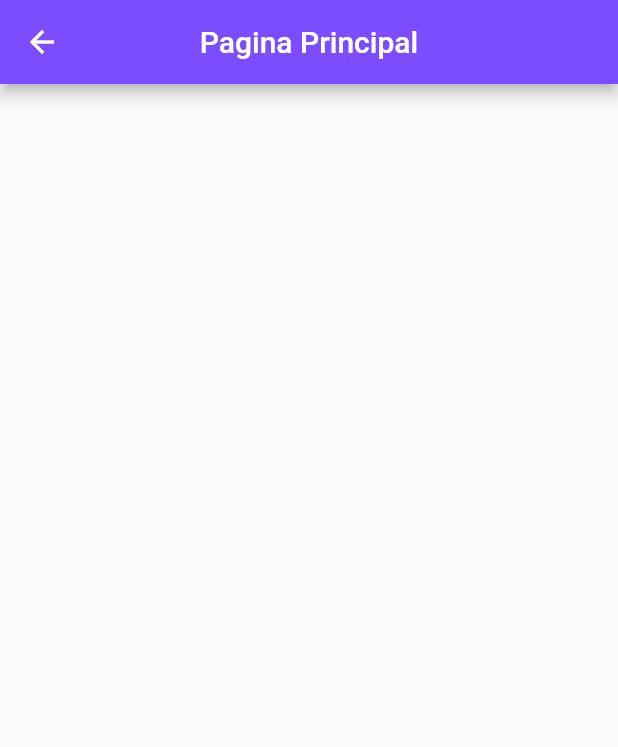
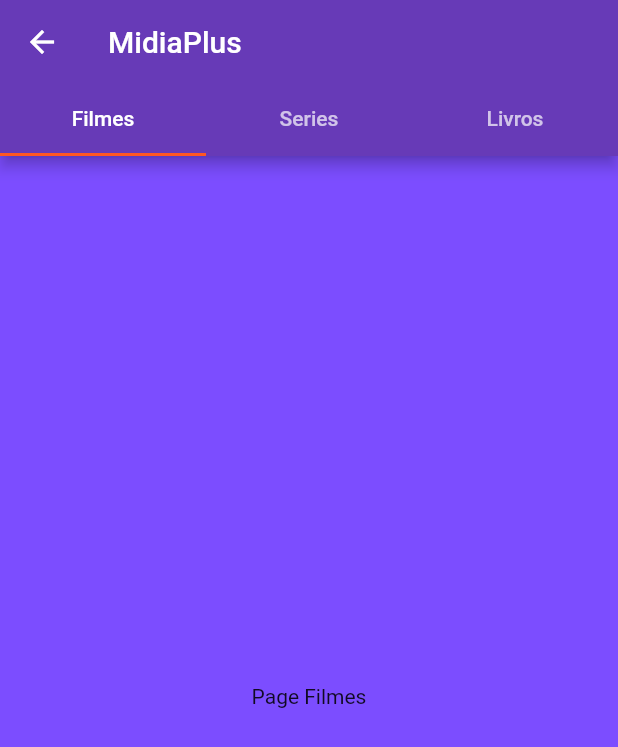
Before and after one commit to RodrigoQF/Midia-, a Flutter app: the PaginaPrincipal screen opened directly, on a phone screen of 412 x 824 dp. Shown: the top 747 px of the screen. Run offline on Flutter 3.47's test engine with Material 2 defaults, Android fonts, the phone set to English and light mode, and no system bars.

Commit message:
TabBar
TabBar

```diff
--- a/midiaplus/lib/Paginas/PaginaPrincipal.dart
+++ b/midiaplus/lib/Paginas/PaginaPrincipal.dart
@@ -8,17 +8,50 @@ class PaginaPrincipal extends StatefulWidget {
 
 class _PaginaPrincipalState extends State<PaginaPrincipal> {
   @override
+  List<String> _tabs = ['Filmes', 'Series', 'Livros'];
+
+  @override
   Widget build(BuildContext context) {
-    return Scaffold(
-      appBar: AppBar(
-
-        centerTitle: true,
-        backgroundColor: Colors.deepPurpleAccent,
-        title: Text("Pagina Principal"),
+    return DefaultTabController(
 
 
-      )
+      length: _tabs.length, // This is the number of tabs.
+      child: Scaffold(
 
+        backgroundColor: Colors.deepPurpleAccent,
+        appBar: AppBar(
+          backgroundColor: Colors.deepPurple,
+          title: const Text('MidiaPlus'),
+          bottom: TabBar(
+
+            labelColor: Colors.white,
+            // These are the widgets to put in each tab in the tab bar.
+            tabs: _tabs.map((String name) => Tab(text: name)).toList(),
+          ),
+        ),
+        body: TabBarView(
+          // These are the contents of the tab views, below the tabs.
+          children: _tabs.map((String name) {
+            return SafeArea(
+              top: false,
+              bottom: false,
+              child: Builder(
+                // This Builder is needed to provide a BuildContext that is "inside"
+                // the NestedScrollView, so that sliverOverlapAbsorberHandleFor() can
+                // find the NestedScrollView.
+                builder: (BuildContext context) {
+                  return Center(
+                    child: Text('Page $name'),
+                  );
+                },
+              ),
+            );
+          }).toList(),
+        ),
+      ),
     );
   }
+
+
+
 }
```
Also changed, not shown: midiaplus/lib/Paginas/PaginaCadastro.dart (+8 -33 lines).
